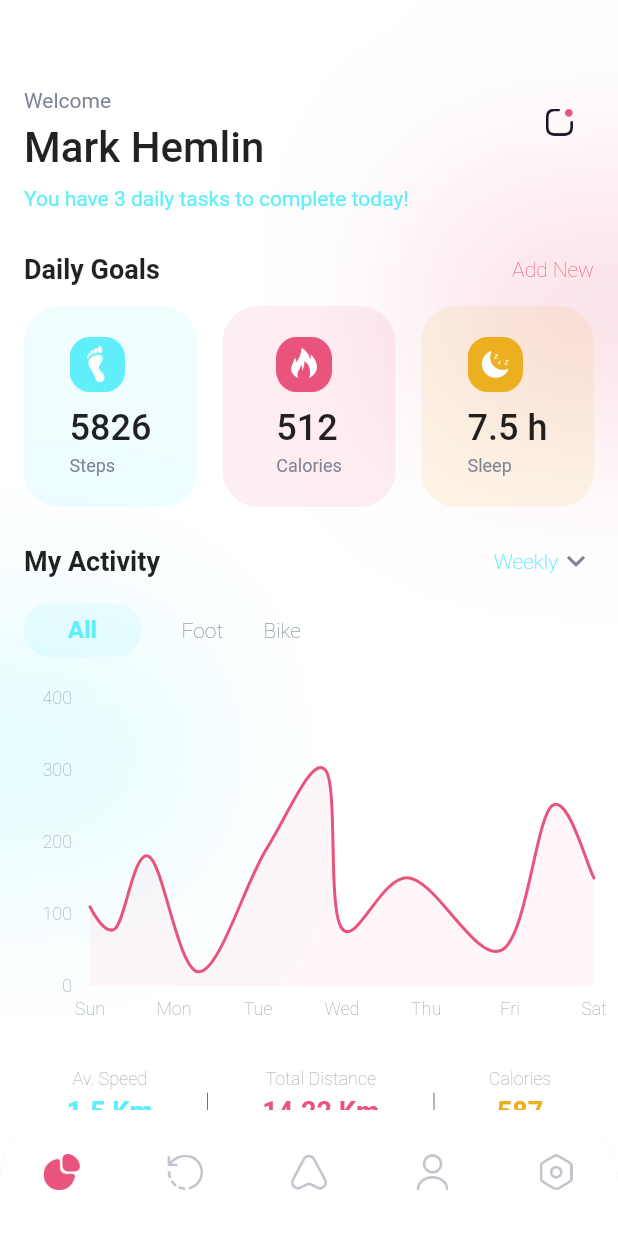
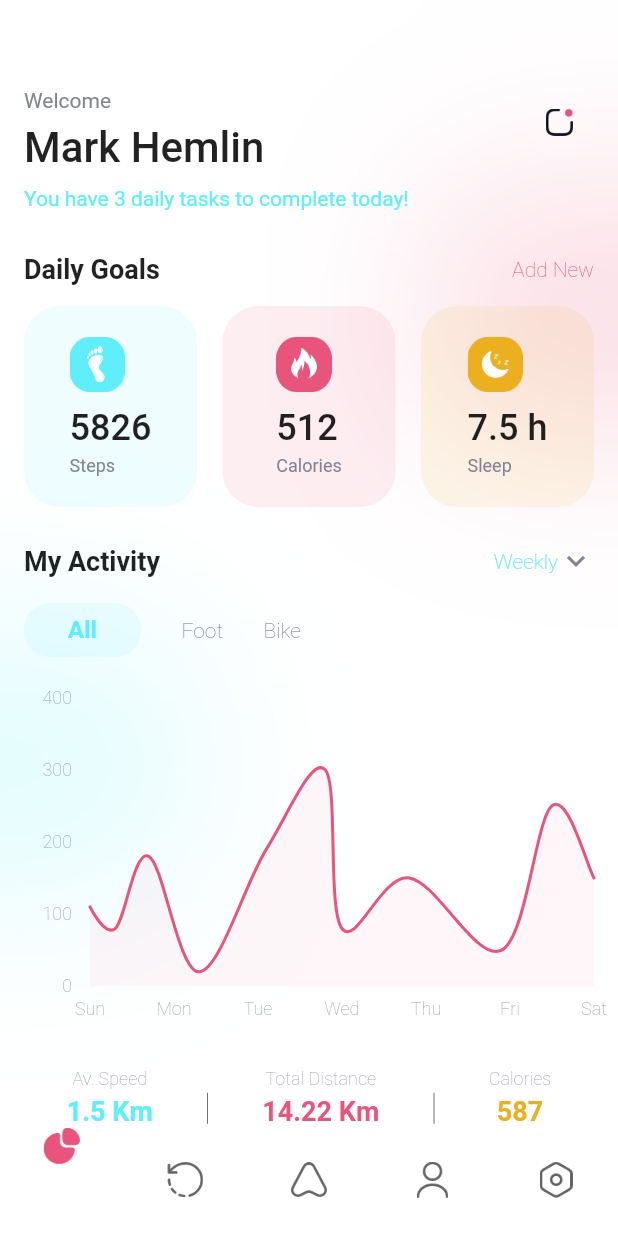
Before and after one commit to suyog73/polyrun, a Flutter app: the screen it shows after launch, scrolled down 51 dp, after a tap on "SIGN IN", on a phone screen of 412 x 824 dp. Run offline on Flutter 3.47's test engine with Material 2 defaults, Android fonts, the phone set to English and light mode, and no system bars; drawn by our look-alikes of curved_navigation_bar, fl_chart; our stand-ins replace google_fonts, page_transition; project files that could hold a hidden picture were left out.

Commit message:
update bottom navigation

```diff
--- a/lib/screens/auth_screens/splash_screen.dart
+++ b/lib/screens/auth_screens/splash_screen.dart
@@ -54,23 +54,22 @@ class _SplashScreenState extends State<SplashScreen> {
             ClipRect(
               child: BackdropFilter(
                 filter: ImageFilter.blur(sigmaX: 50.0, sigmaY: 50.0),
-                child: Container(
-                    // color: color,
-                    ),
+                child: Container(color: color),
               ),
             ),
-            isDark
-                ? Container(
-                    decoration: BoxDecoration(
-                      image: DecorationImage(
-                        image: AssetImage('assets/images/auth/splashback2.png'),
-                        fit: BoxFit.cover,
-                      ),
-                      color: color,
-                    ),
-                    child: SplashTp(),
-                  )
-                : SplashTp(),
+            // isDark
+            //     ? Container(
+            //         decoration: BoxDecoration(
+            //           image: DecorationImage(
+            //             image: AssetImage('assets/images/auth/splashback2.png'),
+            //             fit: BoxFit.cover,
+            //           ),
+            //           color: color,
+            //         ),
+            //         child: SplashTp(),
+            //       )
+            //     :
+            SplashTp(),
           ],
         ),
       ),
--- a/lib/screens/bottom_navigation.dart
+++ b/lib/screens/bottom_navigation.dart
@@ -1,5 +1,6 @@
 // ignore_for_file: prefer_const_literals_to_create_immutables, prefer_const_constructors
 
+import 'package:curved_navigation_bar/curved_navigation_bar.dart';
 import 'package:flutter/material.dart';
 import 'package:provider/provider.dart';
 import 'package:work_app/providers/theme_provider.dart';
@@ -19,7 +20,9 @@ class BottomNavigation extends StatefulWidget {
 }
 
 class _BottomNavigationState extends State<BottomNavigation> {
-  int _currentIndex = 0;
+  GlobalKey<CurvedNavigationBarState> _bottomNavigationKey = GlobalKey();
+
+  int _index = 0;
   List<Widget> screens = [
     Statistics(),
     History1(),
@@ -30,7 +33,7 @@ class _BottomNavigationState extends State<BottomNavigation> {
 
   void onItemTap(int index) {
     setState(() {
-      _currentIndex = index;
+      _index = index;
       isExtend = index != 0;
     });
   }
@@ -38,78 +41,64 @@ class _BottomNavigationState extends State<BottomNavigation> {
   @override
   Widget build(BuildContext context) {
     bool isDark = Provider.of<ThemeProvider>(context).getDarkMode;
+    Color color = isDark ? Color(0xff0B0D1B).withOpacity(0.95) : Colors.white;
+
+    Color color2 = isDark
+        ? Color(0xff0B0D1B).withOpacity(0.95)
+        : Colors.white.withOpacity(0.98);
 
     return Scaffold(
       extendBody: isExtend,
-      backgroundColor: isDark ? Color(0xff0B0D1B) : Colors.white,
-      body: screens[_currentIndex],
-      bottomNavigationBar: Container(
-        height: 84,
-        child: ClipRRect(
-          borderRadius: BorderRadius.only(
-            topLeft: Radius.circular(47.0),
-            topRight: Radius.circular(47.0),
-          ),
-          child: BottomNavigationBar(
-            type: BottomNavigationBarType.fixed,
-            unselectedFontSize: 0.0,
-            selectedFontSize: 0.0,
-            showSelectedLabels: false,
-            showUnselectedLabels: false,
-            backgroundColor: isDark ? Color(0xff0B0D1B) : Colors.white,
-            selectedIconTheme: IconThemeData(color: Color(0xffE8547C)),
-            unselectedIconTheme: IconThemeData(
-              color: Color(0xff818496).withOpacity(0.7),
-            ),
-            onTap: (index) => setState(() {
-              onItemTap(index);
-            }),
-            currentIndex: _currentIndex,
-            items: [
-              BottomNavigationBarItem(
-                icon: ImageIcon(
-                  _currentIndex == 0
-                      ? AssetImage("assets/images/navigationBar/nav11.png")
-                      : AssetImage("assets/images/navigationBar/nav1.png"),
-                ),
-                label: 'Statistics',
-              ),
-              BottomNavigationBarItem(
-                icon: ImageIcon(
-                  _currentIndex == 1
-                      ? AssetImage("assets/images/navigationBar/nav22.png")
-                      : AssetImage("assets/images/navigationBar/nav2.png"),
-                ),
-                label: 'History',
-              ),
-              BottomNavigationBarItem(
-                icon: ImageIcon(
-                  _currentIndex == 2
-                      ? AssetImage("assets/images/navigationBar/nav33.png")
-                      : AssetImage("assets/images/navigationBar/nav3.png"),
-                ),
-                label: 'Tracking',
-              ),
-              BottomNavigationBarItem(
-                icon: ImageIcon(
-                  _currentIndex == 3
-                      ? AssetImage("assets/images/navigationBar/nav44.png")
-                      : AssetImage("assets/images/navigationBar/nav4.png"),
-                ),
-                label: 'Profile',
-              ),
-              BottomNavigationBarItem(
-                icon: ImageIcon(
-                  _currentIndex == 4
-                      ? AssetImage("assets/images/navigationBar/nav55.png")
-                      : AssetImage("assets/images/navigationBar/nav5.png"),
-                ),
-                label: 'Settings',
-              ),
-            ],
-          ),
+      backgroundColor: color,
+      bottomNavigationBar: ClipRRect(
+        borderRadius: BorderRadius.only(
+          topLeft: Radius.circular(25.0),
+          topRight: Radius.circular(25.0),
+        ),
+        child: CurvedNavigationBar(
+          color: color2,
+          buttonBackgroundColor: Colors.transparent,
+          backgroundColor: Colors.transparent,
+          key: _bottomNavigationKey,
+          index: _index,
+          items: [
+            _index == 0
+                ? ImageIcon(
+                    AssetImage("assets/images/navigationBar/nav11.png"),
+                    color: Color(0xffE8547C),
+                  )
+                : ImageIcon(AssetImage("assets/images/navigationBar/nav1.png")),
+            _index == 1
+                ? ImageIcon(
+                    AssetImage("assets/images/navigationBar/nav22.png"),
+                    color: Color(0xffE8547C),
+                  )
+                : ImageIcon(AssetImage("assets/images/navigationBar/nav2.png")),
+            _index == 2
+                ? ImageIcon(
+                    AssetImage("assets/images/navigationBar/nav33.png"),
+                    color: Color(0xffE8547C),
+                  )
+                : ImageIcon(AssetImage("assets/images/navigationBar/nav3.png")),
+            _index == 3
+                ? ImageIcon(
+                    AssetImage("assets/images/navigationBar/nav44.png"),
+                    color: Color(0xffE8547C),
+                  )
+                : ImageIcon(AssetImage("assets/images/navigationBar/nav4.png")),
+            _index == 4
+                ? ImageIcon(
+                    AssetImage("assets/images/navigationBar/nav55.png"),
+                    color: Color(0xffE8547C),
+                  )
+                : ImageIcon(AssetImage("assets/images/navigationBar/nav5.png")),
+          ],
+          onTap: (index) => setState(() {
+            onItemTap(index);
+          }),
         ),
       ),
+      body: screens[_index],
     );
   }
 }
--- a/lib/screens/setting.dart
+++ b/lib/screens/setting.dart
@@ -209,7 +209,6 @@ class Setting extends StatelessWidget {
               ),
             ),
           ),
-          // SizedBox(height: 84),
         ],
       ),
     );
--- a/lib/widgets/tracking/big_icons2.dart
+++ b/lib/widgets/tracking/big_icons2.dart
@@ -19,12 +19,14 @@ class BigIcons2 extends StatelessWidget {
 
   @override
   Widget build(BuildContext context) {
+    Size size = MediaQuery.of(context).size;
+
     return Stack(
       alignment: Alignment.center,
       children: [
         Container(
-          width: 112,
-          height: 112,
+          width: size.width * 0.26,
+          height: 110,
           decoration: BoxDecoration(
             color: color,
             borderRadius: BorderRadius.circular(24),
```
Also changed, not shown: pubspec.yaml (+7 -0 lines), assets/images/auth/logo2.png (added), pubspec.lock, 22 other files.
